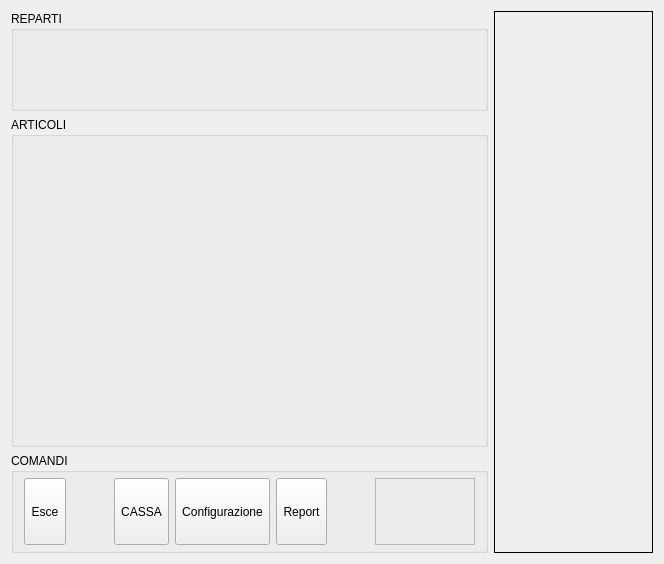
mtonin/gestcassa, file src/mainwindow.ui: the form before one commit.
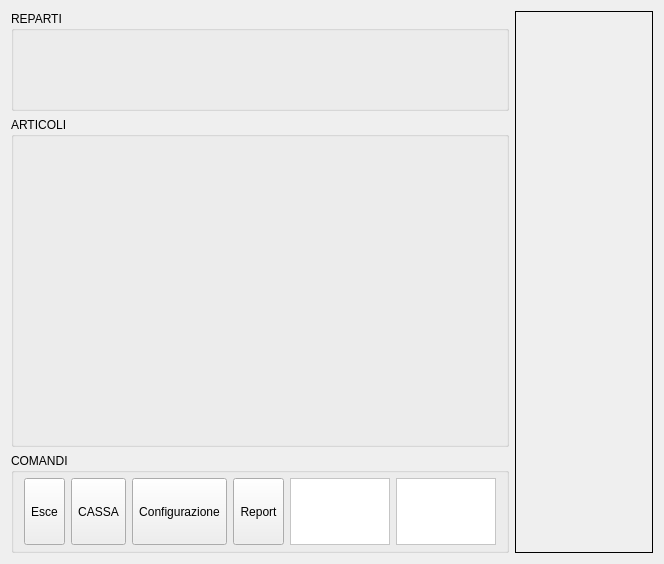
The form after the commit. Icons and pictures are not drawn.

Diff of the .ui file:
```diff
--- a/src/mainwindow.ui
+++ b/src/mainwindow.ui
@@ -233,6 +233,37 @@
             </property>
            </widget>
           </item>
+          <item row="0" column="7">
+           <widget class="QFrame" name="infoFrame">
+            <property name="sizePolicy">
+             <sizepolicy hsizetype="Preferred" vsizetype="Preferred">
+              <horstretch>0</horstretch>
+              <verstretch>0</verstretch>
+             </sizepolicy>
+            </property>
+            <property name="minimumSize">
+             <size>
+              <width>100</width>
+              <height>0</height>
+             </size>
+            </property>
+            <property name="maximumSize">
+             <size>
+              <width>500</width>
+              <height>16777215</height>
+             </size>
+            </property>
+            <property name="styleSheet">
+             <string notr="true">background-color: rgb(255, 255, 255);</string>
+            </property>
+            <property name="frameShape">
+             <enum>QFrame::StyledPanel</enum>
+            </property>
+            <property name="frameShadow">
+             <enum>QFrame::Plain</enum>
+            </property>
+           </widget>
+          </item>
           <item row="0" column="3">
            <widget class="QToolButton" name="configurazioneBtn">
             <property name="sizePolicy">
@@ -317,7 +348,7 @@
            </spacer>
           </item>
           <item row="0" column="6">
-           <widget class="QFrame" name="infoFrame">
+           <widget class="QFrame" name="clockFrame">
             <property name="sizePolicy">
              <sizepolicy hsizetype="Preferred" vsizetype="Preferred">
               <horstretch>0</horstretch>
@@ -336,6 +367,9 @@
               <height>16777215</height>
              </size>
             </property>
+            <property name="styleSheet">
+             <string notr="true">background-color: rgb(255, 255, 255);</string>
+            </property>
             <property name="frameShape">
              <enum>QFrame::StyledPanel</enum>
             </property>
```
Left out of the diff: 68 changed lines with no effect on the pictures.
